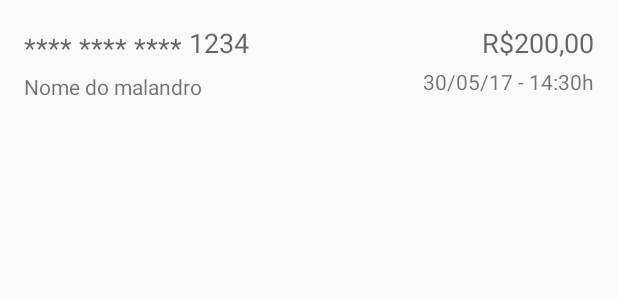
After one commit to RodrigoMRodovalho/stone_hire_challenge, an Android app: the layout adapter_transaction_history_item.xml on its own in the app's theme, with its tools: preview values and no code run, on a phone screen of 412 x 824 dp. The commit adds this screen. Shown: the top 300 px of the screen. Run offline under Robolectric (Android 15) with nearby library versions, the phone set to English and light mode, and no system bars; network calls fail.

Commit message:
- Adds use case to save transaction on DB - Adds the integration with Realm - Adds realm dependency - Adds the screen of transaction history

```diff
--- a/build.gradle
+++ b/build.gradle
@@ -8,6 +8,7 @@ buildscript {
     dependencies {
         classpath 'com.android.tools.build:gradle:2.3.2'
         classpath 'me.tatarka:gradle-retrolambda:3.2.5'
+        classpath "io.realm:realm-gradle-plugin:3.3.1"
         // NOTE: Do not place your application dependencies here; they belong
         // in the individual module build.gradle files
     }
--- a/data/build.gradle
+++ b/data/build.gradle
@@ -1,5 +1,6 @@
 apply plugin: 'com.android.library'
 apply plugin: 'me.tatarka.retrolambda'
+apply plugin: 'realm-android'
 
 android {
     compileSdkVersion rootProject.ext.androidCompileSdkVersion
--- a/domain/src/main/java/br/com/stone/store/domain/di/UseCaseModule.java
+++ b/domain/src/main/java/br/com/stone/store/domain/di/UseCaseModule.java
@@ -7,6 +7,7 @@ import br.com.stone.store.domain.shoppingcart.ShoppingCartManager;
 import br.com.stone.store.domain.repository.StoreRepository;
 import br.com.stone.store.domain.usecase.FetchCatalogUseCase;
 import br.com.stone.store.domain.usecase.FinishCheckoutUseCase;
+import br.com.stone.store.domain.usecase.LoadTransactionsUseCase;
 import dagger.Module;
 import dagger.Provides;
 
@@ -33,4 +34,9 @@ public class UseCaseModule {
         return new FinishCheckoutUseCase(repository);
     }
 
+    @Provides
+    LoadTransactionsUseCase providesLoadTransactionUseCase(StoreRepository.Repo repository){
+        return new LoadTransactionsUseCase(repository);
+    }
+
 }
--- a/presentation/src/main/java/br/com/stone/store/presentation/di/components/ApplicationComponent.java
+++ b/presentation/src/main/java/br/com/stone/store/presentation/di/components/ApplicationComponent.java
@@ -14,6 +14,7 @@ import br.com.stone.store.domain.repository.StoreRepository;
 import br.com.stone.store.domain.shoppingcart.IShoppingCartManager;
 import br.com.stone.store.domain.usecase.FetchCatalogUseCase;
 import br.com.stone.store.domain.usecase.FinishCheckoutUseCase;
+import br.com.stone.store.domain.usecase.LoadTransactionsUseCase;
 import br.com.stone.store.presentation.di.modules.AndroidModule;
 import dagger.Component;
 
@@ -30,5 +31,6 @@ public interface ApplicationComponent {
     FetchCatalogUseCase getFetchCatalogUseCase();
     IShoppingCartManager getShoppingCartManager();
     FinishCheckoutUseCase getFinishCheckoutUseCase();
+    LoadTransactionsUseCase getLoadTransactionUseCase();
     Gson getGson();
 }
--- /dev/null
+++ b/presentation/src/main/res/layout/adapter_transaction_history_item.xml
@@ -0,0 +1,57 @@
+<?xml version="1.0" encoding="utf-8"?>
+<RelativeLayout xmlns:android="http://schemas.android.com/apk/res/android"
+    android:orientation="vertical" android:layout_width="match_parent"
+    android:layout_height="wrap_content"
+    android:padding="16dp">
+
+    <TextView
+        android:id="@+id/card_firstdigits_textview"
+        android:layout_width="wrap_content"
+        android:layout_height="wrap_content"
+        android:text="**** **** **** "
+        android:paddingTop="3dp"
+        android:textAppearance="?android:attr/textAppearanceMedium"
+        />
+
+    <TextView
+        android:id="@+id/card_last_four_digits_textview"
+        android:layout_width="wrap_content"
+        android:layout_height="wrap_content"
+        android:text="1234"
+        android:layout_toRightOf="@+id/card_firstdigits_textview"
+        android:textAppearance="?android:attr/textAppearanceMedium"
+        />
+
+    <TextView
+        android:id="@+id/card_holder_name_textview"
+        android:layout_width="wrap_content"
+        android:layout_height="wrap_content"
+        android:layout_marginTop="4dp"
+        android:layout_below="@+id/card_firstdigits_textview"
+        android:textAppearance="?android:attr/textAppearanceSmall"
+        android:text="Nome do malandro"
+        />
+
+    <TextView
+        android:id="@+id/trans_price_textview"
+        android:layout_width="wrap_content"
+        android:layout_height="wrap_content"
+        android:textAppearance="?android:attr/textAppearanceMedium"
+        android:layout_alignParentRight="true"
+        android:text="R$200,00"
+        />
+
+    <TextView
+        android:id="@+id/trans_date_textview"
+        android:layout_width="wrap_content"
+        android:layout_height="wrap_content"
+        android:layout_marginTop="4dp"
+        android:textAppearance="?android:attr/textAppearanceSmall"
+        android:layout_alignParentRight="true"
+        android:layout_below="@+id/trans_price_textview"
+        android:text="30/05/17 - 14:30h"
+        />
+
+
+
+</RelativeLayout>
--- a/presentation/src/main/res/values/strings.xml
+++ b/presentation/src/main/res/values/strings.xml
@@ -18,4 +18,5 @@
     <string name="invalid_cardholder_name">Nome inválido</string>
     <string name="invalid_date">Data Inválida</string>
     <string name="invalid_cvv">CVV Inválido</string>
+    <string name="empty_trans_history">Histórico vazio :(</string>
 </resources>
```
Also changed, not shown: data/src/main/java/br/com/stone/store/data/model/TransactionRealm.java (added, +19 -0 lines), data/src/main/java/br/com/stone/store/data/repository/local/LocalDataSource.java (+56 -2 lines), domain/src/main/java/br/com/stone/store/domain/usecase/LoadTransactionsUseCase.java (added, +29 -0 lines), presentation/src/main/java/br/com/stone/store/presentation/application/StoreApplication.java (+8 -0 lines), presentation/src/main/java/br/com/stone/store/presentation/transactionhistory/TransactionHistoryActivity.java (+77 -2 lines), presentation/src/main/java/br/com/stone/store/presentation/transactionhistory/TransactionHistoryContract.java (added, +26 -0 lines), presentation/src/main/java/br/com/stone/store/presentation/transactionhistory/TransactionHistoryPresenter.java (added, +43 -0 lines), presentation/src/main/java/br/com/stone/store/presentation/transactionhistory/adapter/TransactionHistoryRecyclerAdapter.java (added, +70 -0 lines), presentation/src/main/java/br/com/stone/store/presentation/transactionhistory/internal/di/TransactionHistoryComponent.java (added, +15 -0 lines), presentation/src/main/java/br/com/stone/store/presentation/transactionhistory/internal/di/TransactionHistoryModule.java (added, +50 -0 lines), presentation/src/main/res/layout/activity_transaction_history.xml (+65 -0 lines), presentation/src/main/res/drawable-xhdpi/emptythistory.png (added).
